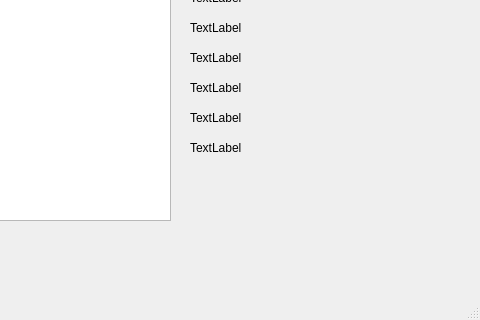
MetalPizzaCat/qt-app-example, file mainwindow.ui: the form before one commit; both pictures show x 320 to 800 and y 280 to 600 of the 800 by 600 pixel window.
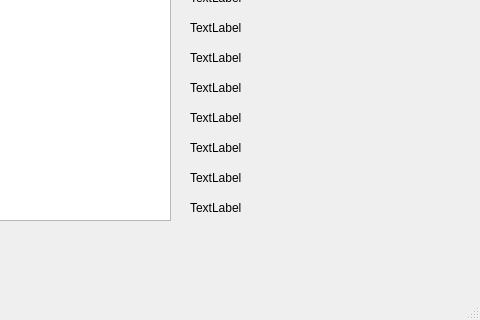
The form after the commit.

```diff
--- a/mainwindow.ui
+++ b/mainwindow.ui
@@ -306,6 +306,32 @@
      <double>100.000000000000000</double>
     </property>
    </widget>
+   <widget class="QLabel" name="labelArea">
+    <property name="geometry">
+     <rect>
+      <x>510</x>
+      <y>480</y>
+      <width>171</width>
+      <height>16</height>
+     </rect>
+    </property>
+    <property name="text">
+     <string>TextLabel</string>
+    </property>
+   </widget>
+   <widget class="QLabel" name="labelPerim">
+    <property name="geometry">
+     <rect>
+      <x>510</x>
+      <y>450</y>
+      <width>171</width>
+      <height>16</height>
+     </rect>
+    </property>
+    <property name="text">
+     <string>TextLabel</string>
+    </property>
+   </widget>
   </widget>
   <widget class="QMenuBar" name="menubar">
    <property name="geometry">
```
Left out of the diff: 2 changed lines with no effect on the pictures.
